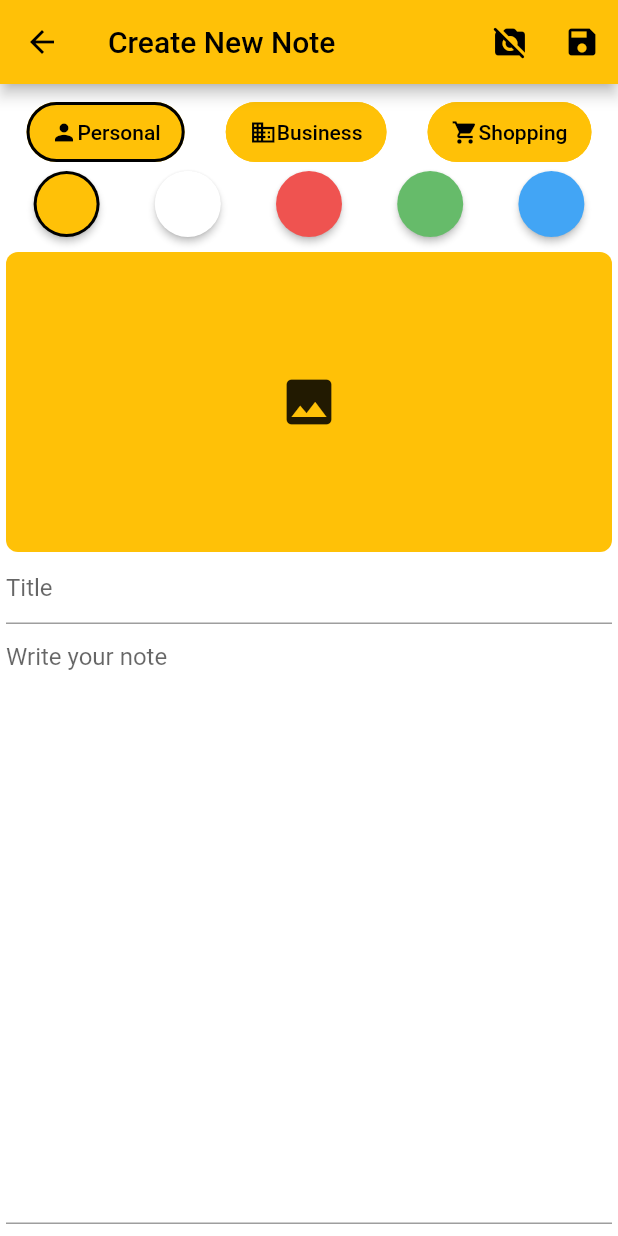
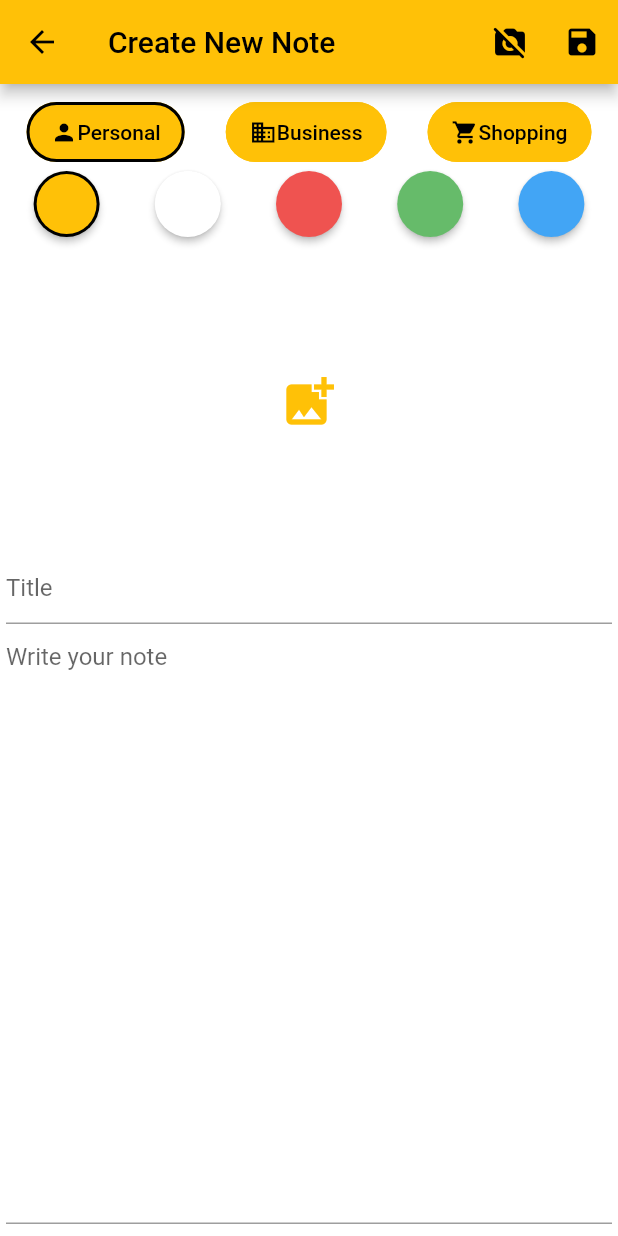
Before and after one commit to Dofujikashi/notepad_flutter, a Flutter app: the screen it shows after launch, after a tap on the "add" icon, on a phone screen of 412 x 824 dp. Run offline on Flutter 3.47's test engine with Material 2 defaults, Android fonts, the light colour scheme and no system bars; our stand-ins replace floor, get, image_picker, sqflite; accounts and stored records are empty; generated files the repository leaves out were written again.

Commit message:
image uploading bug has been removed. it works

```diff
--- a/lib/features/presentation/pages/note_screen.dart
+++ b/lib/features/presentation/pages/note_screen.dart
@@ -1,3 +1,5 @@
+import 'dart:typed_data';
+
 import 'package:flutter/material.dart';
 import 'package:image_picker/image_picker.dart';
 import 'package:notepad_flutter/core/note_category.dart';
@@ -90,26 +92,21 @@ class _NoteScreenState extends State<NoteScreen> {
               const SizedBox(height: 8),
               Expanded(
                 flex: 1,
-                child: Container(
-                  width: double.infinity,
-                  decoration: BoxDecoration(
-                    borderRadius: BorderRadius.circular(8),
-                    color: Colors.amber,
-                  ),
-                  child: IconButton(
+                child: TextButton(
                   onPressed: () async {
                     final xFile = await imagePicker.pickImage(
                         source: ImageSource.gallery);
                     if (xFile != null) {
+                      Uint8List bytes = await xFile.readAsBytes();
                       setState(() {
-                          xFile.readAsBytes().then((value) {
-                            image = MemoryImage(value);
-                          });
+                        image = MemoryImage(bytes);
                       });
                     }
                   },
-                    icon: (image == null)
-                        ? const Icon(Icons.photo, size: 40)
+                  child: SizedBox(
+                    width: double.infinity,
+                    child: (image == null)
+                        ? const Icon(Icons.add_photo_alternate, size: 40)
                         : Image.memory(image!.bytes),
                   ),
                 ),
```
Lines whose indentation alone changed are shown as unchanged.
